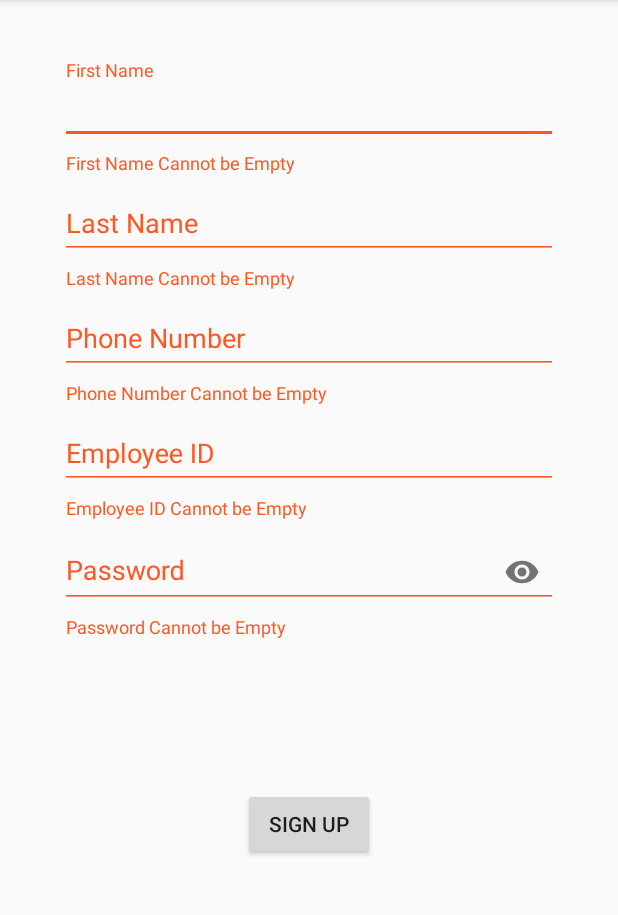
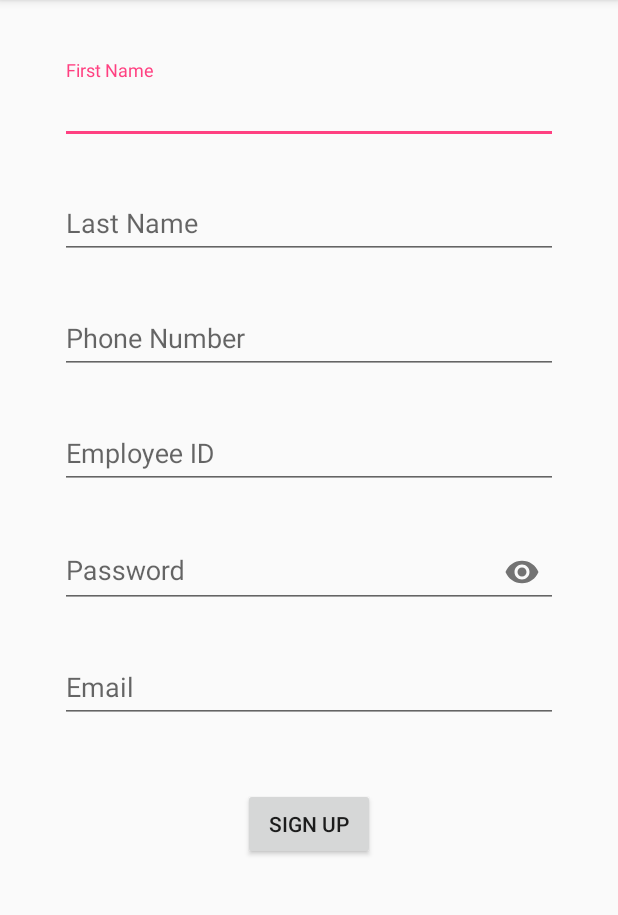
Before and after one commit to leaagithub/GISAProject, an Android app: the SignUpActivity screen opened directly, with no data from a screen before it, after a tap on "SIGN UP", on a phone screen of 412 x 824 dp, the part 84-999 px from its top. Run offline under Robolectric (Android 15) with nearby library versions, the phone set to English and light mode, and no system bars; our stand-ins replace RxJava; network calls fail.

Commit message:
Added Retro API AND CLIENT DOES NOT WORK YET, ADDED EMAIL INPUT TEXT LAYER

```diff
--- a/app/src/main/AndroidManifest.xml
+++ b/app/src/main/AndroidManifest.xml
@@ -4,6 +4,7 @@
 
     <!-- if you need to find a path or read storage state -->
     <uses-permission android:name="android.permission.READ_EXTERNAL_STORAGE"/>
+    <uses-permission android:name="android.permission.INTERNET"/>
     <!-- if you need to save a draw as an image -->
     <uses-permission android:name="android.permission.WRITE_EXTERNAL_STORAGE"/>
     <uses-permission android:name="android.permission.CAMERA"/>
@@ -15,7 +16,7 @@
         android:supportsRtl="true"
         android:theme="@style/AppTheme"
         android:testOnly="false"
-        android:debuggable="true">
+        >
         <activity android:name=".LoginScreenActivity">
             <intent-filter>
                 <action android:name="android.intent.action.MAIN" />
--- /dev/null
+++ b/app/src/main/java/com/phoenixcodingcsc191/gisaproject/Retrofit/INODEJS.java
@@ -0,0 +1,22 @@
+package com.phoenixcodingcsc191.gisaproject.Retrofit;
+
+import io.reactivex.Observable;
+import retrofit2.http.Field;
+import retrofit2.http.FormUrlEncoded;
+import retrofit2.http.POST;
+
+public interface INODEJS {
+    @POST("register")
+    @FormUrlEncoded
+    Observable<String> registerUser(
+                                @Field("eid") String eid,
+                                @Field("fname") String fname,
+                                @Field("lname") String lname,
+                                @Field("phoneno") String phoneno,
+                                @Field("password") String password,
+                                @Field("email") String email);
+    @POST("login")
+    @FormUrlEncoded
+    Observable<String> loginUser(@Field("eid") String eid,
+                                 @Field("password") String password);
+}
--- /dev/null
+++ b/app/src/main/java/com/phoenixcodingcsc191/gisaproject/Retrofit/RetrofitClient.java
@@ -0,0 +1,20 @@
+package com.phoenixcodingcsc191.gisaproject.Retrofit;
+
+import retrofit2.Retrofit;
+import retrofit2.adapter.rxjava2.RxJava2CallAdapterFactory;
+import retrofit2.converter.scalars.ScalarsConverterFactory;
+
+public class RetrofitClient {
+    private static Retrofit instance;
+    //192.168.29.111:3000
+    public static final String API_BASE_URL = "http://192.168.29.111:3000";
+    public static Retrofit getInstance(){
+        if (instance == null)
+            instance = new Retrofit.Builder()
+                    .baseUrl(API_BASE_URL)
+                    .addConverterFactory(ScalarsConverterFactory.create())
+                    .addCallAdapterFactory(RxJava2CallAdapterFactory.create())
+                    .build();
+        return instance;
+    }
+}
--- a/app/src/main/java/com/phoenixcodingcsc191/gisaproject/SignUpActivity.java
+++ b/app/src/main/java/com/phoenixcodingcsc191/gisaproject/SignUpActivity.java
@@ -8,15 +8,40 @@ import android.view.View;
 import android.widget.Button;
 import android.widget.Toast;
 
+import com.phoenixcodingcsc191.gisaproject.Retrofit.INODEJS;
+import com.phoenixcodingcsc191.gisaproject.Retrofit.RetrofitClient;
+
+import io.reactivex.Scheduler;
+import io.reactivex.android.schedulers.AndroidSchedulers;
+import io.reactivex.disposables.CompositeDisposable;
+import io.reactivex.functions.Consumer;
+import io.reactivex.schedulers.Schedulers;
+import retrofit2.Retrofit;
+
 public class SignUpActivity extends AppCompatActivity {
 
+    INODEJS myAPI;
+    CompositeDisposable compositeDisposable = new CompositeDisposable();
     private TextInputLayout textInputFirstName;
     private TextInputLayout textInputLastName;
     private TextInputLayout textInputPassword;
     private TextInputLayout textInputPhoneNo;
     private TextInputLayout textEmployeeID;
+    private TextInputLayout textEmail;
+    private Button signupButton;
 
 
+    @Override
+    protected void onStop(){
+        compositeDisposable.clear();
+        super.onStop();
+    }
+    @Override
+    protected void onDestroy(){
+        compositeDisposable.clear();
+        super.onDestroy();
+
+    }
     @Override
     protected void onCreate(Bundle savedInstanceState) {
         super.onCreate(savedInstanceState);
@@ -27,8 +52,39 @@ public class SignUpActivity extends AppCompatActivity {
         textInputPassword = findViewById(R.id.textInputPasswordSignUp);
         textInputPhoneNo = findViewById(R.id.textInputPhoneNoSignUp);
         textEmployeeID = findViewById(R.id.textInputEmployeeIDSignUp);
+        textEmail = findViewById(R.id.textInputEmailAddress);
+
+        //Init API
+        Retrofit retrofit = RetrofitClient.getInstance();
+        myAPI = retrofit.create(INODEJS.class);
+
+        signupButton = findViewById(R.id.buttonSignUpPage);
+
+        signupButton.setOnClickListener(new View.OnClickListener(){
+            @Override
+            public void onClick(View view){
+                registerUser(textEmployeeID.getEditText().toString(),
+                        textInputFirstName.getEditText().toString(),
+                        textInputLastName.getEditText().toString(),
+                        textInputPhoneNo.getEditText().toString(),
+                        textInputPassword.getEditText().toString(),
+                        textEmail.getEditText().toString());
+            }
+        });
 
         //signUpButonActivity();
+    }
+    private void registerUser(String eid, String fname, String lname, String phoneNo, String password, String email){
+        compositeDisposable.add(myAPI.registerUser(eid, fname, lname, phoneNo, password, email)
+        .subscribeOn(Schedulers.io())
+            .observeOn(AndroidSchedulers.mainThread())
+            .subscribe(new Consumer<String>() {
+                @Override
+                public void accept(String s) throws Exception {
+
+                }
+            })
+        );
     }
     @Override public void onBackPressed(){}
     private void signUpButonActivity(){
--- a/app/src/main/res/layout/activity_signup.xml
+++ b/app/src/main/res/layout/activity_signup.xml
@@ -84,6 +84,18 @@
                     android:hint="Password"
                     android:inputType="textPassword"/>
             </android.support.design.widget.TextInputLayout>
+            <android.support.design.widget.TextInputLayout
+                android:layout_width="match_parent"
+                android:layout_height="wrap_content"
+                android:id="@+id/textInputEmailAddress"
+                app:errorEnabled="true">
+
+                <android.support.design.widget.TextInputEditText
+                    android:layout_width="match_parent"
+                    android:layout_height="wrap_content"
+                    android:hint="Email"
+                    android:inputType="textEmailAddress"/>
+            </android.support.design.widget.TextInputLayout>
         </LinearLayout>
 
         <LinearLayout
--- a/build.gradle
+++ b/build.gradle
@@ -17,6 +17,10 @@ allprojects {
     repositories {
         google()
         jcenter()
+        maven { url "https://jitpack.io"}
+        maven { url "https://dl.bintray.com/drummer-aidan/maven/"}
+        //byox drawview
+        maven { url "https://raw.githubusercontent.com/ByoxCode/DrawView/snapshot/aar/snapshots/"}
     }
 }
 
```
Also changed, not shown: app/build.gradle (+17 -1 lines).
